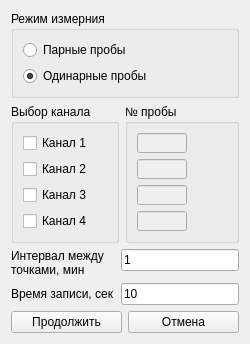
First picture: the form in startmeasurment.ui, repository krang4d/Agrekola, before the edit.
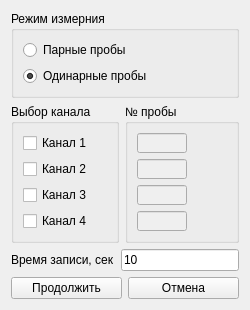
Second picture: the form after the edit.

```diff
--- a/startmeasurment.ui
+++ b/startmeasurment.ui
@@ -7,7 +7,7 @@
     <x>0</x>
     <y>0</y>
     <width>250</width>
-    <height>321</height>
+    <height>289</height>
    </rect>
   </property>
   <property name="sizePolicy">
@@ -163,25 +163,7 @@
    <item>
     <layout class="QFormLayout" name="formLayout">
      <item row="0" column="0">
-      <widget class="QLabel" name="label">
-       <property name="text">
-        <string>Интервал между
-точками, мин</string>
-       </property>
-       <property name="buddy">
-        <cstring>lineEdit_frequency</cstring>
-       </property>
-      </widget>
-     </item>
-     <item row="0" column="1">
-      <widget class="QLineEdit" name="lineEdit_frequency">
-       <property name="text">
-        <string>1</string>
-       </property>
-      </widget>
-     </item>
-     <item row="1" column="0">
-      <widget class="QLabel" name="label_2">
+      <widget class="QLabel" name="label_t">
        <property name="text">
         <string>Время записи, сек</string>
        </property>
@@ -190,7 +172,7 @@
        </property>
       </widget>
      </item>
-     <item row="1" column="1">
+     <item row="0" column="1">
       <widget class="QLineEdit" name="lineEdit_time">
        <property name="text">
         <string>10</string>
```
Left out of the diff: 1 changed line with no effect on the pictures.
